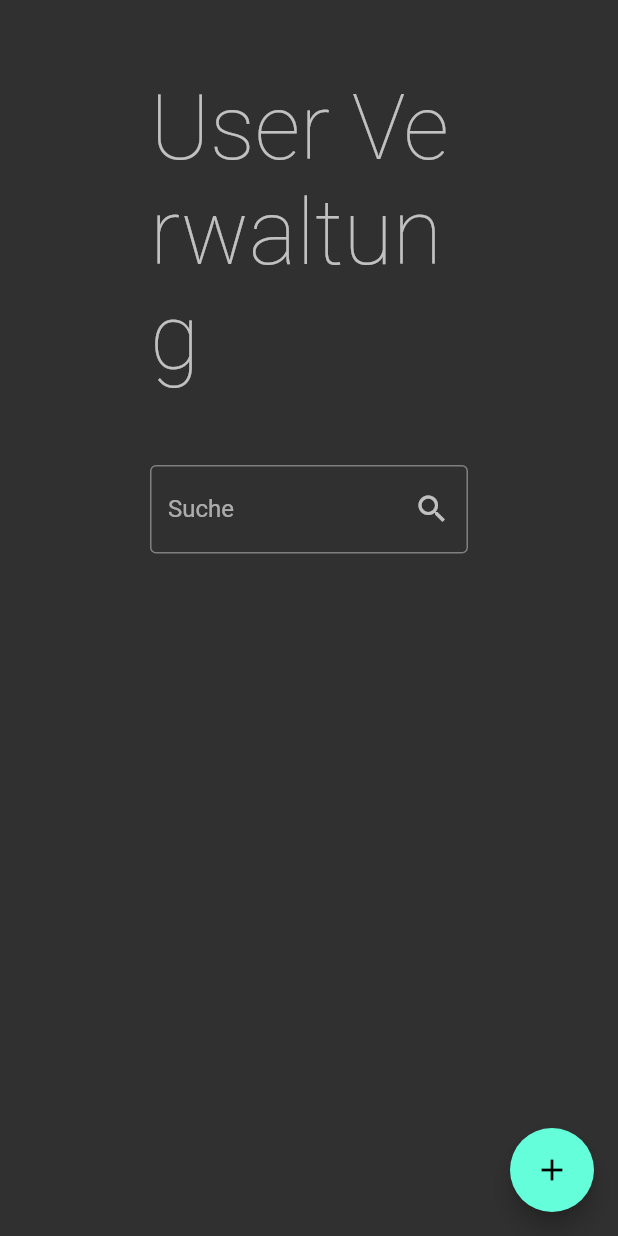
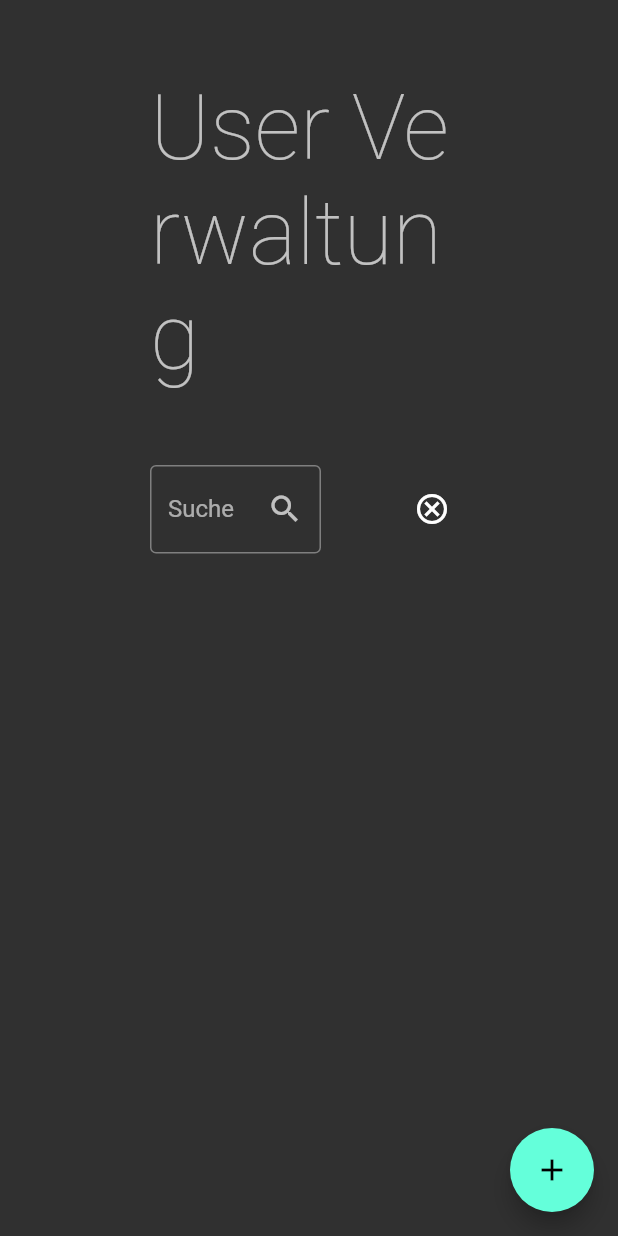
Before and after one commit to floodoo/gun_club, a Flutter app: the AdminPage screen opened directly, on a phone screen of 412 x 824 dp. Run offline on Flutter 3.47's test engine with Material 2 defaults, Android fonts, the phone set to English and light mode, and no system bars; our stand-ins replace device_info_plus, flutter_riverpod, freezed_annotation, go_router, riverpod_annotation, supabase_flutter; accounts and stored records are empty; generated files the repository leaves out were written again.

Commit message:
reset searchfield

```diff
--- a/lib/src/features/admin/presentation/admin.controller.dart
+++ b/lib/src/features/admin/presentation/admin.controller.dart
@@ -16,6 +16,12 @@ class AdminController extends _$AdminController {
   Future<void> getUserProfileBySearch({required String serach}) async {
     state = const AsyncValue.loading();
     final users = await ref.read(adminApiProvider).getUserBySearch(search: serach);
+    state = AsyncValue.data(users);
+  }
+
+  Future<void> resetSearch() async {
+    state = const AsyncValue.loading();
+    final users = await ref.read(adminApiProvider).getUserProfiles();
     state = AsyncValue.data(users);
   }
 
--- a/lib/src/features/admin/presentation/admin.page.dart
+++ b/lib/src/features/admin/presentation/admin.page.dart
@@ -27,30 +27,10 @@ class AdminPage extends ConsumerWidget {
                       const SizedBox(height: 50),
                       Text("User Verwaltung", style: theme.textTheme.displayLarge?.copyWith(fontSize: 60)),
                       const SizedBox(height: 50),
-                      Autocomplete(
-                        optionsBuilder: (TextEditingValue textEditingValue) {
-                          if (textEditingValue.text == '') {
-                            return const Iterable<String>.empty();
-                          }
-
-                          final suggestedUser = profiles.where((profile) {
-                            final name = "${profile.firstName} ${profile.lastName}".toLowerCase();
-                            final search = textEditingValue.text.toLowerCase();
-
-                            return name.contains(search);
-                          }).toList();
-
-                          return suggestedUser.map((user) => "${user.firstName} ${user.lastName}");
-                        },
-                        fieldViewBuilder: (
-                          BuildContext context,
-                          TextEditingController textEditingController,
-                          FocusNode focusNode,
-                          VoidCallback onFieldSubmitted,
-                        ) {
-                          return TextField(
-                            controller: textEditingController,
-                            focusNode: focusNode,
+                      Row(
+                        children: [
+                          Expanded(
+                            child: TextField(
                               decoration: const InputDecoration(
                                 labelText: 'Suche',
                                 suffixIcon: Icon(Icons.search),
@@ -58,11 +38,16 @@ class AdminPage extends ConsumerWidget {
                               onSubmitted: (String value) async {
                                 await ref.read(adminControllerProvider.notifier).getUserProfileBySearch(serach: value);
                               },
-                          );
+                            ),
+                          ),
+                          const SizedBox(width: 50),
+                          IconButton(
+                            onPressed: () async {
+                              await ref.read(adminControllerProvider.notifier).resetSearch();
                             },
-                        onSelected: (String selection) async {
-                          await ref.read(adminControllerProvider.notifier).getUserProfileBySearch(serach: selection);
-                        },
+                            icon: const Icon(Icons.cancel_outlined),
+                          ),
+                        ],
                       ),
                       const SizedBox(height: 50),
                       ListView.separated(
@@ -149,7 +134,7 @@ class AdminPage extends ConsumerWidget {
               ),
             );
           },
-          loading: () => const CircularProgressIndicator(),
+          loading: () => const Center(child: CircularProgressIndicator()),
           error: (error, stack) => Text(error.toString()),
         );
   }
```
Lines whose indentation alone changed are shown as unchanged.
